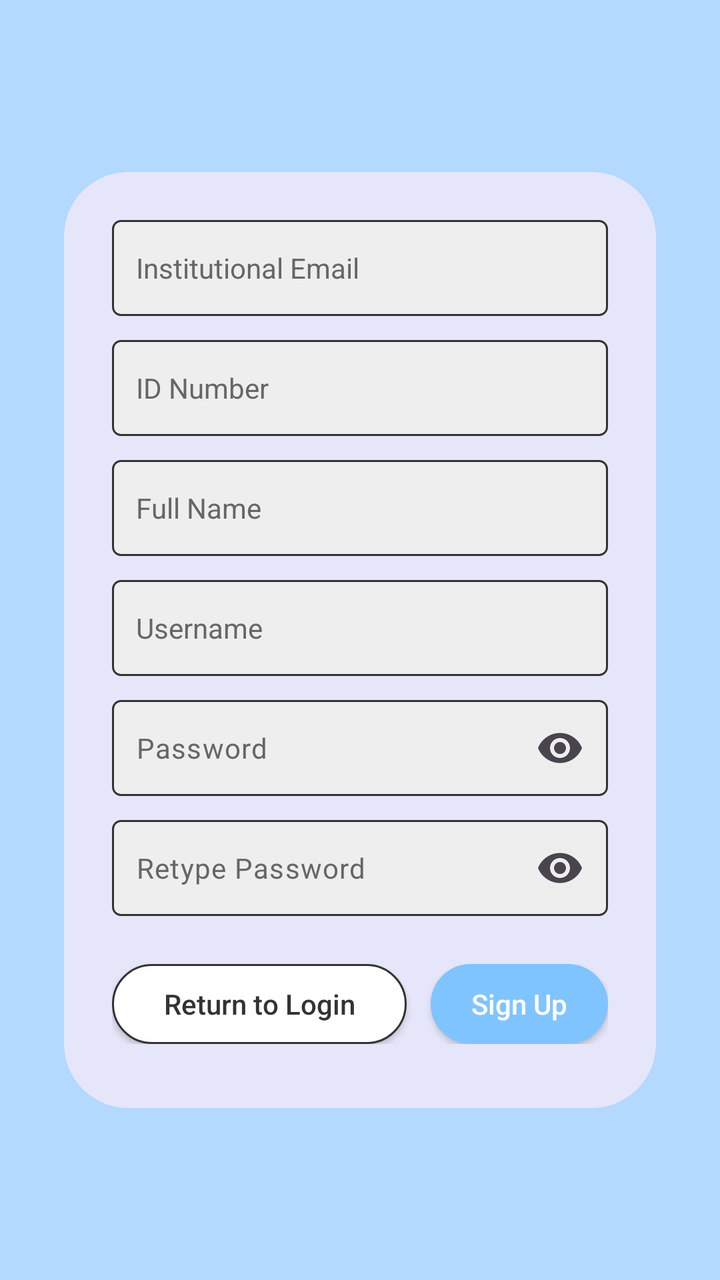
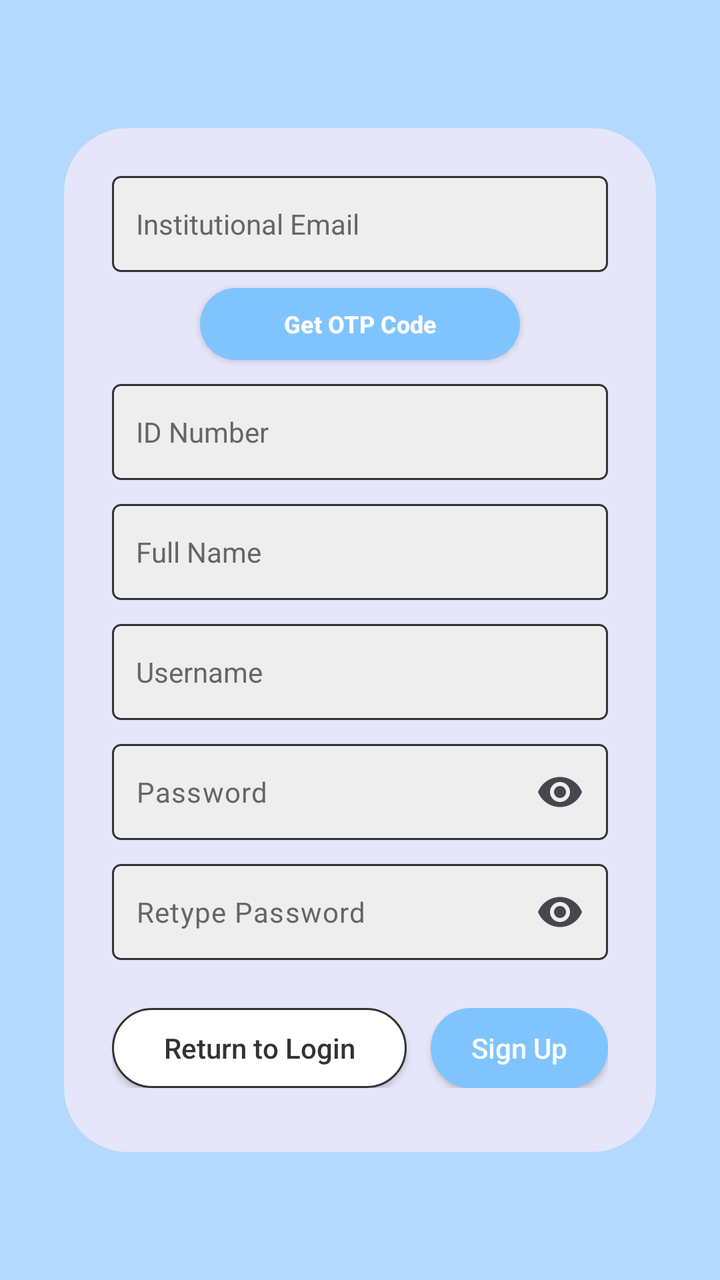

Compare the two renders of this Android layout. The source of the first and the diff that turns it into the second are given below.
<!-- AndroidManifest.xml: application theme Theme.CampusConnect -->
<!-- res/layout/activity_signup.xml -->
<?xml version="1.0" encoding="utf-8"?>
<androidx.constraintlayout.widget.ConstraintLayout xmlns:android="http://schemas.android.com/apk/res/android"
    xmlns:app="http://schemas.android.com/apk/res-auto"
    xmlns:tools="http://schemas.android.com/tools"
    android:layout_width="match_parent"
    android:layout_height="match_parent"
    android:background="#B3D9FF"
    tools:context=".SignUpActivity">

    <androidx.cardview.widget.CardView
        android:layout_width="0dp"
        android:layout_height="wrap_content"
        android:layout_marginStart="32dp"
        android:layout_marginEnd="32dp"
        app:cardBackgroundColor="#E6E6FA"
        app:cardCornerRadius="32dp"
        app:cardElevation="0dp"
        app:layout_constraintBottom_toBottomOf="parent"
        app:layout_constraintEnd_toEndOf="parent"
        app:layout_constraintStart_toStartOf="parent"
        app:layout_constraintTop_toTopOf="parent">

        <LinearLayout
            android:layout_width="match_parent"
            android:layout_height="wrap_content"
            android:orientation="vertical"
            android:padding="24dp">

            <EditText
                android:id="@+id/emailEditText"
                android:layout_width="match_parent"
                android:layout_height="48dp"
                android:background="@drawable/edit_text_bg"
                android:hint="Institutional Email"
                android:inputType="textEmailAddress"
                android:paddingStart="12dp"
                android:paddingEnd="12dp"
                android:textColor="#333333"
                android:textColorHint="#666666"
                android:textSize="14sp" />

            <EditText
                android:id="@+id/idNumberEditText"
                android:layout_width="match_parent"
                android:layout_height="48dp"
                android:layout_marginTop="12dp"
                android:background="@drawable/edit_text_bg"
                android:hint="ID Number"
                android:inputType="text"
                android:paddingStart="12dp"
                android:paddingEnd="12dp"
                android:textColor="#333333"
                android:textColorHint="#666666"
                android:textSize="14sp" />

            <EditText
                android:id="@+id/fullNameEditText"
                android:layout_width="match_parent"
                android:layout_height="48dp"
                android:layout_marginTop="12dp"
                android:background="@drawable/edit_text_bg"
                android:hint="Full Name"
                android:inputType="textPersonName"
                android:paddingStart="12dp"
                android:paddingEnd="12dp"
                android:textColor="#333333"
                android:textColorHint="#666666"
                android:textSize="14sp" />

            <EditText
                android:id="@+id/usernameEditText"
                android:layout_width="match_parent"
                android:layout_height="48dp"
                android:layout_marginTop="12dp"
                android:background="@drawable/edit_text_bg"
                android:hint="Username"
                android:inputType="text"
                android:paddingStart="12dp"
                android:paddingEnd="12dp"
                android:textColor="#333333"
                android:textColorHint="#666666"
                android:textSize="14sp" />

            <com.google.android.material.textfield.TextInputLayout
                android:layout_width="match_parent"
                android:layout_height="wrap_content"
                android:layout_marginTop="12dp"
                app:endIconMode="password_toggle"
                app:hintEnabled="false">

                <com.google.android.material.textfield.TextInputEditText
                    android:id="@+id/passwordEditText"
                    android:layout_width="match_parent"
                    android:layout_height="wrap_content"
                    android:minHeight="48dp"
                    android:background="@drawable/edit_text_bg"
                    android:gravity="center_vertical"
                    android:hint="Password"
                    android:inputType="textPassword"
                    android:paddingTop="12dp"
                    android:paddingBottom="12dp"
                    android:paddingStart="12dp"
                    android:paddingEnd="12dp"
                    android:textColor="#333333"
                    android:textColorHint="#666666"
                    android:textSize="14sp" />
            </com.google.android.material.textfield.TextInputLayout>

            <com.google.android.material.textfield.TextInputLayout
                android:layout_width="match_parent"
                android:layout_height="wrap_content"
                android:layout_marginTop="12dp"
                app:endIconMode="password_toggle"
                app:hintEnabled="false">

                <com.google.android.material.textfield.TextInputEditText
                    android:id="@+id/retypePasswordEditText"
                    android:layout_width="match_parent"
                    android:layout_height="wrap_content"
                    android:minHeight="48dp"
                    android:background="@drawable/edit_text_bg"
                    android:gravity="center_vertical"
                    android:hint="Retype Password"
                    android:inputType="textPassword"
                    android:paddingTop="12dp"
                    android:paddingBottom="12dp"
                    android:paddingStart="12dp"
                    android:paddingEnd="12dp"
                    android:textColor="#333333"
                    android:textColorHint="#666666"
                    android:textSize="14sp" />
            </com.google.android.material.textfield.TextInputLayout>

            <LinearLayout
                android:layout_width="match_parent"
                android:layout_height="wrap_content"
                android:layout_marginTop="24dp"
                android:layout_marginBottom="8dp"
                android:orientation="horizontal"
                android:weightSum="8">

                <androidx.appcompat.widget.AppCompatButton
                    android:id="@+id/returnToLoginBtn"
                    android:layout_width="0dp"
                    android:layout_height="40dp"
                    android:layout_marginEnd="6dp"
                    android:layout_weight="5"
                    android:background="@drawable/cancel_btn_bg"
                    android:singleLine="true"
                    android:text="Return to Login"
                    android:textAllCaps="false"
                    android:textColor="#333333"
                    android:textSize="14sp"
                    android:paddingStart="2dp"
                    android:paddingEnd="2dp" />

                <androidx.appcompat.widget.AppCompatButton
                    android:id="@+id/signUpButton"
                    android:layout_width="0dp"
                    android:layout_height="40dp"
                    android:layout_marginStart="6dp"
                    android:layout_weight="3"
                    android:background="@drawable/submit_report_btn_bg"
                    android:text="Sign Up"
                    android:textAllCaps="false"
                    android:textColor="#FFFFFF"
                    android:textSize="14sp"
                    android:paddingStart="2dp"
                    android:paddingEnd="2dp" />
            </LinearLayout>

        </LinearLayout>
    </androidx.cardview.widget.CardView>

</androidx.constraintlayout.widget.ConstraintLayout>
<!-- resources referenced by this layout -->
<resources>
  <!-- drawable cancel_btn_bg (drawable) -->
  <?xml version="1.0" encoding="utf-8"?>
  <shape xmlns:android="http://schemas.android.com/apk/res/android">
      <solid android:color="#FFFFFF" />
      <stroke android:width="1dp" android:color="#333333" />
      <corners android:radius="24dp" />
  </shape>
  <!-- drawable edit_text_bg (drawable) -->
  <?xml version="1.0" encoding="utf-8"?>
  <shape xmlns:android="http://schemas.android.com/apk/res/android"
      android:shape="rectangle">
      <solid android:color="#EEEEEE" />
      <stroke android:width="1dp" android:color="#333333" />
      <corners android:radius="4dp" />
  </shape>
  <!-- drawable submit_report_btn_bg (drawable) -->
  <?xml version="1.0" encoding="utf-8"?>
  <shape xmlns:android="http://schemas.android.com/apk/res/android">
      <solid android:color="#80C4FF" />
      <corners android:radius="24dp" />
  </shape>
  <style name="Theme.CampusConnect" parent="Base.Theme.CampusConnect" />
  <style name="Base.Theme.CampusConnect" parent="Theme.Material3.DayNight.NoActionBar">
          
          
      </style>
</resources>

<!-- the commit's change to res/layout/activity_signup.xml (unified diff, before → after) -->
@@ -38,6 +38,19 @@
                 android:textColor="#333333"
                 android:textColorHint="#666666"
                 android:textSize="14sp" />
+
+            <androidx.appcompat.widget.AppCompatButton
+                android:id="@+id/btnGetOtp"
+                android:layout_width="160dp"
+                android:layout_height="36dp"
+                android:layout_gravity="center_horizontal"
+                android:layout_marginTop="8dp"
+                android:background="@drawable/submit_report_btn_bg"
+                android:text="Get OTP Code"
+                android:textAllCaps="false"
+                android:textColor="#FFFFFF"
+                android:textSize="12sp"
+                android:textStyle="bold" />
 
             <EditText
                 android:id="@+id/idNumberEditText"
